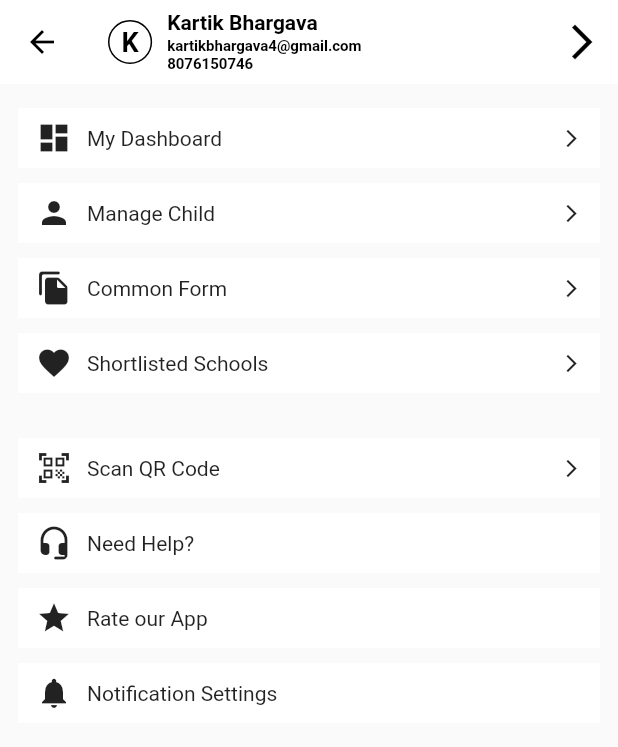
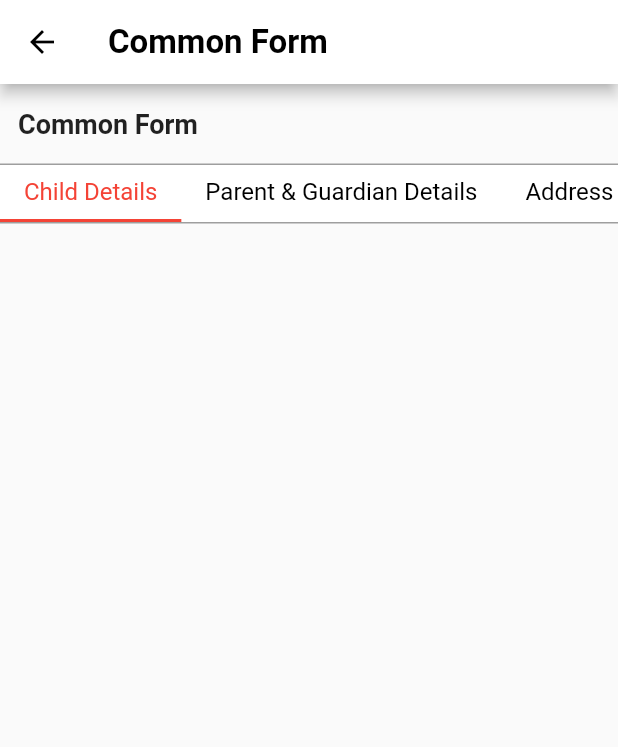
Before and after one commit to kartikbhargava11/school_app, a Flutter app: the ProfileScreen screen opened directly, after a tap on "Common Form", on a phone screen of 412 x 824 dp. Shown: the top 747 px of the screen. Run offline on Flutter 3.47's test engine with Material 2 defaults, Android fonts, the phone set to English and light mode, and no system bars; our stand-ins replace smooth_page_indicator; network calls fail.

Commit message:
common form screen

```diff
--- a/lib/main.dart
+++ b/lib/main.dart
@@ -5,6 +5,7 @@ import './screens/login_screen.dart';
 import './screens/search_location.dart';
 import './screens/add_new_child_screen.dart';
 import './screens/dashboard_screen.dart';
+import './screens/common_form_screen.dart';
 
 
 void main() {
@@ -21,7 +22,8 @@ class MyApp extends StatelessWidget {
         LoginScreen.routeName: (ctx) => const LoginScreen(),
         SearchLocation.routeName: (ctx) => const SearchLocation(),
         AddNewChild.routeName: (ctx) => const AddNewChild(),
-        DashboardScreen.routeName: (ctx) => const DashboardScreen()
+        DashboardScreen.routeName: (ctx) => const DashboardScreen(),
+        CommonFormScreen.routeName: (ctx) => const CommonFormScreen()
       },
       home: const NavScreen(),
     );
--- /dev/null
+++ b/lib/screens/common_form_screen.dart
@@ -0,0 +1,109 @@
+import 'package:flutter/material.dart';
+
+class CommonFormScreen extends StatefulWidget {
+  static const routeName = "/common-form";
+  const CommonFormScreen({Key? key}) : super(key: key);
+
+  @override
+  State<CommonFormScreen> createState() => _CommonFormScreenState();
+}
+
+class _CommonFormScreenState extends State<CommonFormScreen> {
+  final List<Map<String, dynamic>> _tabs = [
+    {
+      "name": "Child Details",
+      "active": true,
+    },
+    {
+      "name": "Parent & Guardian Details",
+      "active": false,
+    },
+    {
+      "name": "Address & Contact Details",
+      "active": false,
+    },
+    {
+      "name": "Photos & Documents",
+      "active": false,
+    }
+  ];
+
+
+  @override
+  Widget build(BuildContext context) {
+    return Scaffold(
+      appBar: AppBar(
+        centerTitle: false,
+        backgroundColor: Colors.white,
+        titleTextStyle: const TextStyle(
+          color: Colors.black,
+          fontSize: 22.0,
+          fontWeight: FontWeight.bold
+        ),
+        iconTheme: const IconThemeData(
+          color: Colors.black,
+        ),
+        title: const Text(
+          "Common Form"
+        )
+      ),
+      body: SingleChildScrollView(
+        child: Column(
+          crossAxisAlignment: CrossAxisAlignment.start,
+          children: [
+            const Padding(
+              padding: EdgeInsets.symmetric(horizontal: 12.0, vertical: 16.0),
+              child: Text(
+                "Common Form",
+                style: TextStyle(
+                  fontWeight: FontWeight.bold,
+                  fontSize: 18.0
+                )
+              )
+            ),
+            Container(
+              height: 40,
+              decoration: const BoxDecoration(
+                border: Border(
+                  top: BorderSide(
+                    color: Colors.grey,
+                    width: 1.0,
+                  ),
+                  bottom: BorderSide(
+                    color: Colors.grey,
+                    width: 1.0,
+                  ),
+                ),
+                color: Colors.white,
+              ),
+              child: ListView.builder(
+                scrollDirection: Axis.horizontal,
+                itemCount: _tabs.length,
+                itemBuilder: (ctx, index) {
+                  return Container(
+                    decoration: BoxDecoration(
+                      border: Border(
+                        bottom: BorderSide(
+                          color: _tabs[index]["active"] == true ? Colors.red : Colors.transparent,
+                          width: 2.0
+                        )
+                      )
+                    ),
+                    padding: const EdgeInsets.symmetric(vertical: 8.0, horizontal: 16.0),
+                    child: Text(
+                      _tabs[index]["name"],
+                      style: TextStyle(
+                        fontSize: 16.0,
+                        color: _tabs[index]["active"] == true ? Colors.red : Colors.black,
+                      )
+                    )
+                  );
+                },
+              )
+            )
+          ],
+        )
+      )
+    );
+  }
+}
--- a/lib/screens/profile_screen.dart
+++ b/lib/screens/profile_screen.dart
@@ -1,6 +1,7 @@
 import 'package:flutter/material.dart';
 
 import './add_new_child_screen.dart';
+import './common_form_screen.dart';
 
 class ProfileScreen extends StatelessWidget {
   const ProfileScreen({Key? key}) : super(key: key);
@@ -129,7 +130,9 @@ class ProfileScreen extends StatelessWidget {
               _buildContainer(
                 icon: Icons.file_copy_rounded,
                 label: "Common Form",
-                onTap: () {}
+                onTap: () {
+                  Navigator.pushNamed(context, CommonFormScreen.routeName);
+                }
               ),
               _buildContainer(
                 icon: Icons.favorite,
--- a/lib/screens/search_location.dart
+++ b/lib/screens/search_location.dart
@@ -10,12 +10,12 @@ class SearchLocation extends StatelessWidget {
       appBar: AppBar(
         centerTitle: false,
         backgroundColor: Colors.white,
-        titleTextStyle: TextStyle(
+        titleTextStyle: const TextStyle(
           color: Colors.black,
           fontSize: 22.0,
           fontWeight: FontWeight.bold
         ),
-        iconTheme: IconThemeData(
+        iconTheme: const IconThemeData(
           color: Colors.black,
         ),
         title: const Text(
```
